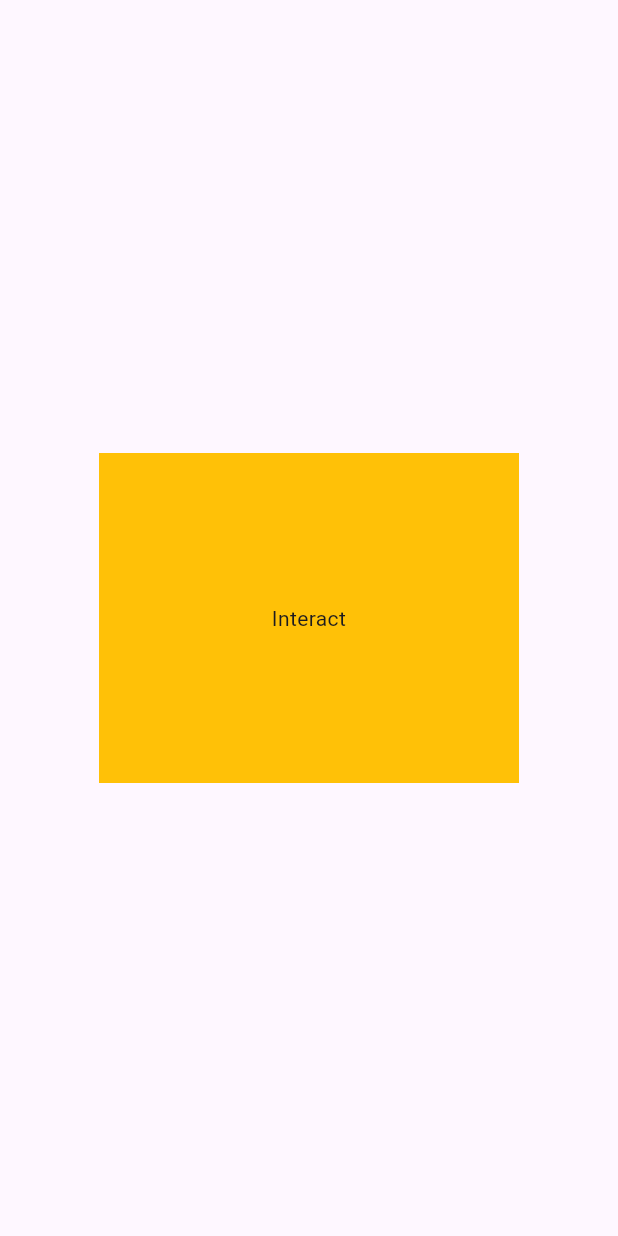
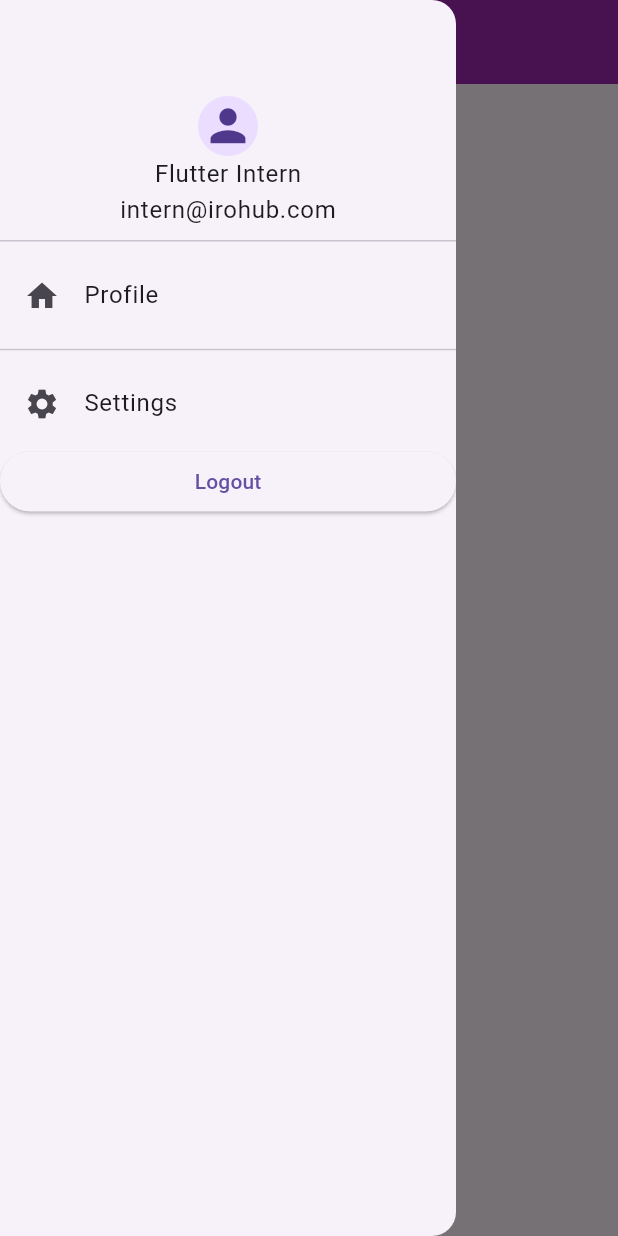
Before and after one commit to sanjayr1944/Flutter-UI, a Flutter app: the screen it shows after launch, with the side drawer open (before the commit the screen has no drawer), on a phone screen of 412 x 824 dp. Run offline on Flutter 3.47's test engine with Material 3 defaults, Android fonts, the phone set to English and light mode, and no system bars.

Commit message:
Completed Routes and Drawer

```diff
--- /dev/null
+++ b/lib/Routes/Screens/home_screen.dart
@@ -0,0 +1,59 @@
+import 'package:flutter/material.dart';
+
+class HomeScreen extends StatelessWidget {
+  const HomeScreen({super.key});
+
+  @override
+  Widget build(BuildContext context) {
+    return Scaffold(
+      appBar: AppBar(
+        title: Text("H O M E"),
+        centerTitle: true,
+        backgroundColor: Colors.purple,
+        foregroundColor: Colors.white,
+      ),
+
+
+      drawer: Drawer(
+        child: ListView(
+          padding: EdgeInsets.zero,
+          children: [
+            DrawerHeader(
+                child: Column(
+                  crossAxisAlignment: .center,
+                  mainAxisAlignment: .end,
+                  children: [
+                    CircleAvatar(
+                      child: Icon(Icons.person,size: 35,),
+
+                    ),
+                    Text("Flutter Intern"),
+                    Text("intern@irohub.com"),
+                  ],
+                ),
+            ),
+
+            ListTile(
+              leading: Icon(Icons.home),
+              title: Text("Profile"),
+              onTap: ()
+              {
+                Navigator.pushNamed(context, "/profile");
+              }
+            ),
+            Divider(),
+            ListTile(
+              leading: Icon(Icons.settings),
+              title: Text("Settings"),
+              onTap: (){
+                Navigator.pushNamed(context, "/settings");
+              },
+            ),
+            Spacer(),
+            ElevatedButton(onPressed: (){}, child: Text("Logout"))
+          ],
+        ),
+      ),
+    );
+  }
+}
--- a/lib/main.dart
+++ b/lib/main.dart
@@ -1,7 +1,11 @@
 
+// import 'package:demo_test/OverFlow/overflow.dart';
+import 'package:demo_test/Routes/Screens/home_screen.dart';
+import 'package:demo_test/Routes/Screens/settings_screen.dart';
+// import 'package:demo_test/Sheets/bottom_sheet.dart';
 import 'package:flutter/material.dart';
-
-import 'Gestures/gestures.dart';
+// import 'Gestures/gestures.dart';
+import 'Routes/Screens/profile_screen.dart';
 
 void main()
 {
@@ -15,7 +19,15 @@ class MyApp extends StatelessWidget {
   Widget build(BuildContext context) {
     return MaterialApp(
       debugShowCheckedModeBanner: false,
-      home: MyGestureScreen(),
+      //home: BottomSheetScreen(),
+      initialRoute: "/",
+      routes:
+      {
+        "/":(context) =>  HomeScreen(),// initial
+        "/profile":(context) => ProfileScreen(),
+        "/settings":(context) => SettingsScreen(),
+
+      },
     );
   }
 }
```
Also changed, not shown: lib/OverFlow/overflow.dart (added, +35 -0 lines), lib/Routes/Screens/profile_screen.dart (added, +14 -0 lines), lib/Routes/Screens/settings_screen.dart (added, +13 -0 lines), lib/Sheets/bottom_sheet.dart (added, +51 -0 lines).
